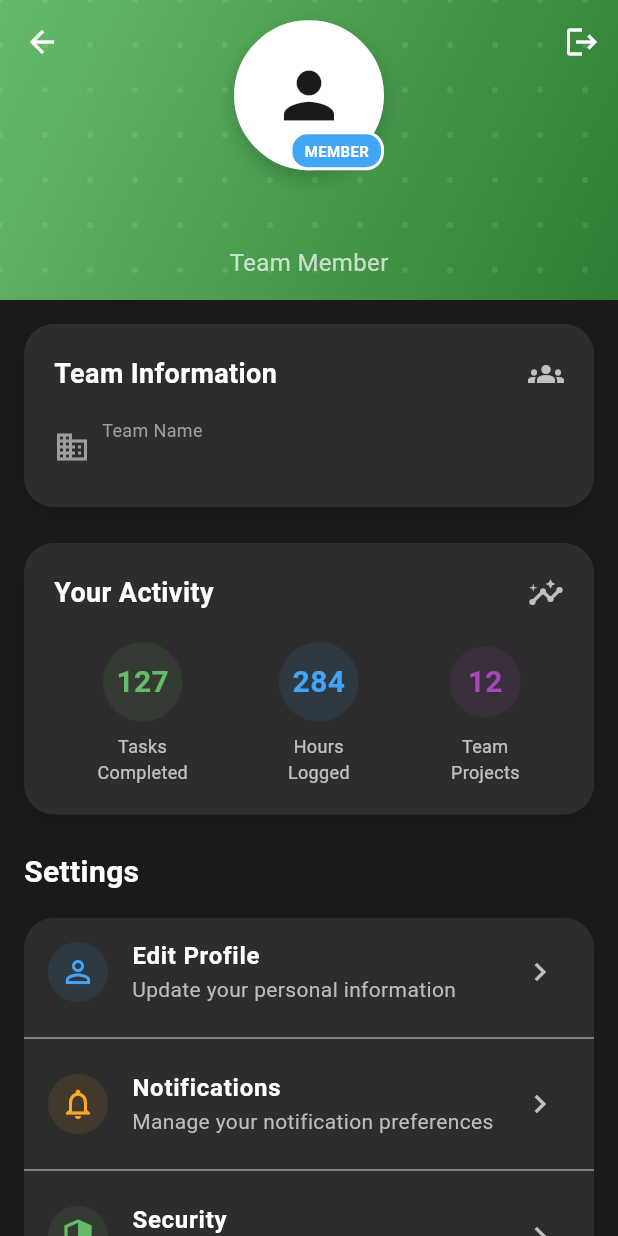
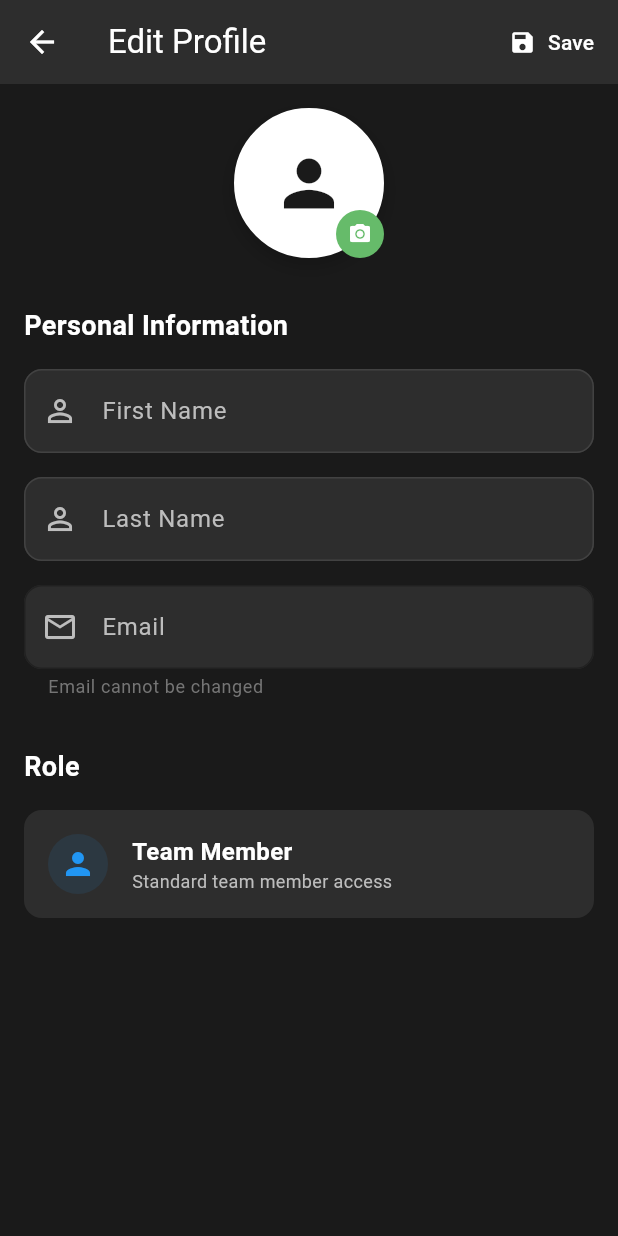
Before and after one commit to SharkyBytes/Ell-ena, a Flutter app: the ProfileScreen screen opened directly, after a tap on "Edit Profile", on a phone screen of 412 x 824 dp. Run offline on Flutter 3.47's test engine with Material 3 defaults, Android fonts, the phone set to English and light mode, and no system bars; our stand-ins replace fl_chart, flutter_dotenv, shared_preferences, supabase_flutter, table_calendar; accounts and stored records are empty.

```diff
--- /dev/null
+++ b/lib/screens/profile/edit_profile_screen.dart
@@ -0,0 +1,330 @@
+import 'package:flutter/material.dart';
+import '../../services/supabase_service.dart';
+
+class EditProfileScreen extends StatefulWidget {
+  final Map<String, dynamic> userProfile;
+  final VoidCallback onProfileUpdated;
+
+  const EditProfileScreen({
+    Key? key,
+    required this.userProfile,
+    required this.onProfileUpdated,
+  }) : super(key: key);
+
+  @override
+  State<EditProfileScreen> createState() => _EditProfileScreenState();
+}
+
+class _EditProfileScreenState extends State<EditProfileScreen> {
+  final _formKey = GlobalKey<FormState>();
+  final _supabaseService = SupabaseService();
+  bool _isLoading = false;
+
+  late final TextEditingController _firstNameController;
+  late final TextEditingController _lastNameController;
+  late final TextEditingController _emailController;
+
+  String? _fullName;
+  String? _email;
+
+  @override
+  void initState() {
+    super.initState();
+
+    // Split full name into first and last name
+    final nameParts = widget.userProfile['full_name']?.split(' ') ?? ['', ''];
+    final firstName = nameParts.isNotEmpty ? nameParts.first : '';
+    final lastName = nameParts.length > 1 ? nameParts.sublist(1).join(' ') : '';
+
+    _firstNameController = TextEditingController(text: firstName);
+    _lastNameController = TextEditingController(text: lastName);
+    _emailController = TextEditingController(text: widget.userProfile['email'] ?? '');
+
+    _fullName = widget.userProfile['full_name'];
+    _email = widget.userProfile['email'];
+  }
+
+  @override
+  void dispose() {
+    _firstNameController.dispose();
+    _lastNameController.dispose();
+    _emailController.dispose();
+    super.dispose();
+  }
+
+  Future<void> _saveProfile() async {
+    if (!_formKey.currentState!.validate()) return;
+
+    setState(() {
+      _isLoading = true;
+    });
+
+    try {
+      final firstName = _firstNameController.text.trim();
+      final lastName = _lastNameController.text.trim();
+      final fullName = '$firstName $lastName'.trim();
+
+      // Only update if something has changed
+      if (fullName != _fullName) {
+        final success = await _supabaseService.updateUserProfile({
+          'full_name': fullName,
+        });
+
+        if (success) {
+          if (mounted) {
+            ScaffoldMessenger.of(context).showSnackBar(
+              const SnackBar(
+                content: Text('Profile updated successfully'),
+                backgroundColor: Colors.green,
+              ),
+            );
+
+            // Call the callback to refresh the profile screen
+            widget.onProfileUpdated();
+
+            // Pop back to profile screen
+            Navigator.pop(context);
+          }
+        } else {
+          if (mounted) {
+            ScaffoldMessenger.of(context).showSnackBar(
+              const SnackBar(
+                content: Text('Failed to update profile'),
+                backgroundColor: Colors.red,
+              ),
+            );
+          }
+        }
+      } else {
+        // Nothing changed, just go back
+        Navigator.pop(context);
+      }
+    } catch (e) {
+      if (mounted) {
+        ScaffoldMessenger.of(context).showSnackBar(
+          SnackBar(
+            content: Text('Error updating profile: $e'),
+            backgroundColor: Colors.red,
+          ),
+        );
+      }
+    } finally {
+      if (mounted) {
+        setState(() {
+          _isLoading = false;
+        });
+      }
+    }
+  }
+
+  @override
+  Widget build(BuildContext context) {
+    return Scaffold(
+      backgroundColor: const Color(0xFF1A1A1A),
+      appBar: AppBar(
+        backgroundColor: const Color(0xFF2D2D2D),
+        title: const Text('Edit Profile'),
+        actions: [
+          TextButton.icon(
+            onPressed: _isLoading ? null : _saveProfile,
+            icon: _isLoading
+                ? const SizedBox(
+                    width: 20,
+                    height: 20,
+                    child: CircularProgressIndicator(strokeWidth: 2, color: Colors.white)
+                  )
+                : const Icon(Icons.save, color: Colors.white),
+            label: const Text('Save', style: TextStyle(color: Colors.white)),
+          ),
+        ],
+      ),
+      body: _isLoading
+          ? const Center(child: CircularProgressIndicator())
+          : SingleChildScrollView(
+              padding: const EdgeInsets.all(16),
+              child: Form(
+                key: _formKey,
+                child: Column(
+                  crossAxisAlignment: CrossAxisAlignment.start,
+                  children: [
+                    Center(
+                      child: Stack(
+                        alignment: Alignment.bottomRight,
+                        children: [
+                          Container(
+                            width: 100,
+                            height: 100,
+                            decoration: BoxDecoration(
+                              shape: BoxShape.circle,
+                              color: Colors.white,
+                              border: Border.all(color: Colors.white, width: 3),
+                              boxShadow: [
+                                BoxShadow(
+                                  color: Colors.black.withOpacity(0.2),
+                                  blurRadius: 10,
+                                  offset: const Offset(0, 5),
+                                ),
+                              ],
+                            ),
+                            child: const Icon(
+                              Icons.person,
+                              size: 50,
+                              color: Color(0xFF1A1A1A),
+                            ),
+                          ),
+                          Container(
+                            padding: const EdgeInsets.all(8),
+                            decoration: BoxDecoration(
+                              color: Colors.green.shade400,
+                              shape: BoxShape.circle,
+                            ),
+                            child: const Icon(
+                              Icons.camera_alt,
+                              size: 16,
+                              color: Colors.white,
+                            ),
+                          ),
+                        ],
+                      ),
+                    ),
+                    const SizedBox(height: 32),
+                    const Text(
+                      'Personal Information',
+                      style: TextStyle(
+                        color: Colors.white,
+                        fontSize: 18,
+                        fontWeight: FontWeight.bold,
+                      ),
+                    ),
+                    const SizedBox(height: 16),
+                    _buildTextField(
+                      controller: _firstNameController,
+                      label: 'First Name',
+                      icon: Icons.person_outline,
+                      validator: (value) {
+                        if (value == null || value.isEmpty) {
+                          return 'Please enter your first name';
+                        }
+                        return null;
+                      },
+                    ),
+                    const SizedBox(height: 16),
+                    _buildTextField(
+                      controller: _lastNameController,
+                      label: 'Last Name',
+                      icon: Icons.person_outline,
+                    ),
+                    const SizedBox(height: 16),
+                    _buildTextField(
+                      controller: _emailController,
+                      label: 'Email',
+                      icon: Icons.email_outlined,
+                      enabled: false,
+                      helperText: 'Email cannot be changed',
+                    ),
+                    const SizedBox(height: 32),
+                    const Text(
+                      'Role',
+                      style: TextStyle(
+                        color: Colors.white,
+                        fontSize: 18,
+                        fontWeight: FontWeight.bold,
+                      ),
+                    ),
+                    const SizedBox(height: 16),
+                    Container(
+                      padding: const EdgeInsets.all(16),
+                      decoration: BoxDecoration(
+                        color: const Color(0xFF2D2D2D),
+                        borderRadius: BorderRadius.circular(12),
+                      ),
+                      child: Row(
+                        children: [
+                          Container(
+                            padding: const EdgeInsets.all(8),
+                            decoration: BoxDecoration(
+                              color: widget.userProfile['role'] == 'admin'
+                                  ? Colors.orange.withOpacity(0.1)
+                                  : Colors.blue.withOpacity(0.1),
+                              shape: BoxShape.circle,
+                            ),
+                            child: Icon(
+                              widget.userProfile['role'] == 'admin'
+                                  ? Icons.admin_panel_settings
+                                  : Icons.person,
+                              color: widget.userProfile['role'] == 'admin'
+                                  ? Colors.orange
+                                  : Colors.blue,
+                            ),
+                          ),
+                          const SizedBox(width: 16),
+                          Column(
+                            crossAxisAlignment: CrossAxisAlignment.start,
+                            children: [
+                              Text(
+                                widget.userProfile['role'] == 'admin' ? 'Team Admin' : 'Team Member',
+                                style: const TextStyle(
+                                  color: Colors.white,
+                                  fontSize: 16,
+                                  fontWeight: FontWeight.bold,
+                                ),
+                              ),
+                              Text(
+                                widget.userProfile['role'] == 'admin'
+                                    ? 'You have admin privileges'
+                                    : 'Standard team member access',
+                                style: TextStyle(color: Colors.grey.shade400, fontSize: 12),
+                              ),
+                            ],
+                          ),
+                        ],
+                      ),
+                    ),
+                  ],
+                ),
+              ),
+            ),
+    );
+  }
+
+  Widget _buildTextField({
+    required TextEditingController controller,
+    required String label,
+    required IconData icon,
+    bool enabled = true,
+    String? helperText,
+    String? Function(String?)? validator,
+  }) {
+    return TextFormField(
+      controller: controller,
+      enabled: enabled,
+      validator: validator,
+      style: const TextStyle(color: Colors.white),
+      decoration: InputDecoration(
+        labelText: label,
+        labelStyle: TextStyle(color: Colors.grey.shade400),
+        helperText: helperText,
+        helperStyle: TextStyle(color: Colors.grey.shade600),
+        prefixIcon: Icon(icon, color: Colors.grey.shade400),
+        border: OutlineInputBorder(
+          borderRadius: BorderRadius.circular(12),
+          borderSide: BorderSide(color: Colors.grey.shade800),
+        ),
+        enabledBorder: OutlineInputBorder(
+          borderRadius: BorderRadius.circular(12),
+          borderSide: BorderSide(color: Colors.grey.shade800),
+        ),
+        focusedBorder: OutlineInputBorder(
+          borderRadius: BorderRadius.circular(12),
+          borderSide: BorderSide(color: Colors.green.shade400),
+        ),
+        disabledBorder: OutlineInputBorder(
+          borderRadius: BorderRadius.circular(12),
+          borderSide: BorderSide(color: Colors.grey.shade900),
+        ),
+        filled: true,
+        fillColor: const Color(0xFF2D2D2D),
+      ),
+    );
+  }
+}
--- a/lib/screens/profile/profile_screen.dart
+++ b/lib/screens/profile/profile_screen.dart
@@ -3,6 +3,7 @@ import '../../services/supabase_service.dart';
 import '../../services/navigation_service.dart';
 import '../auth/login_screen.dart';
 import 'team_members_screen.dart';
+import 'edit_profile_screen.dart';
 
 class ProfileScreen extends StatefulWidget {
   const ProfileScreen({super.key});
@@ -444,6 +445,19 @@ class _ProfileScreenState extends State<ProfileScreen> {
                 title: 'Edit Profile',
                 subtitle: 'Update your personal information',
                 iconColor: Colors.blue.shade400,
+                onTap: () {
+                  Navigator.push(
+                    context,
+                    MaterialPageRoute(
+                      builder: (context) => EditProfileScreen(
+                        userProfile: _userProfile!,
+                        onProfileUpdated: () {
+                          _loadUserProfile();
+                        },
+                      ),
+                    ),
+                  );
+                },
               ),
               const Divider(color: Colors.grey),
               _buildSettingItem(
```
Also changed, not shown: lib/screens/calendar/calendar_screen.dart (+42 -6 lines), lib/services/supabase_service.dart (+14 -0 lines).
